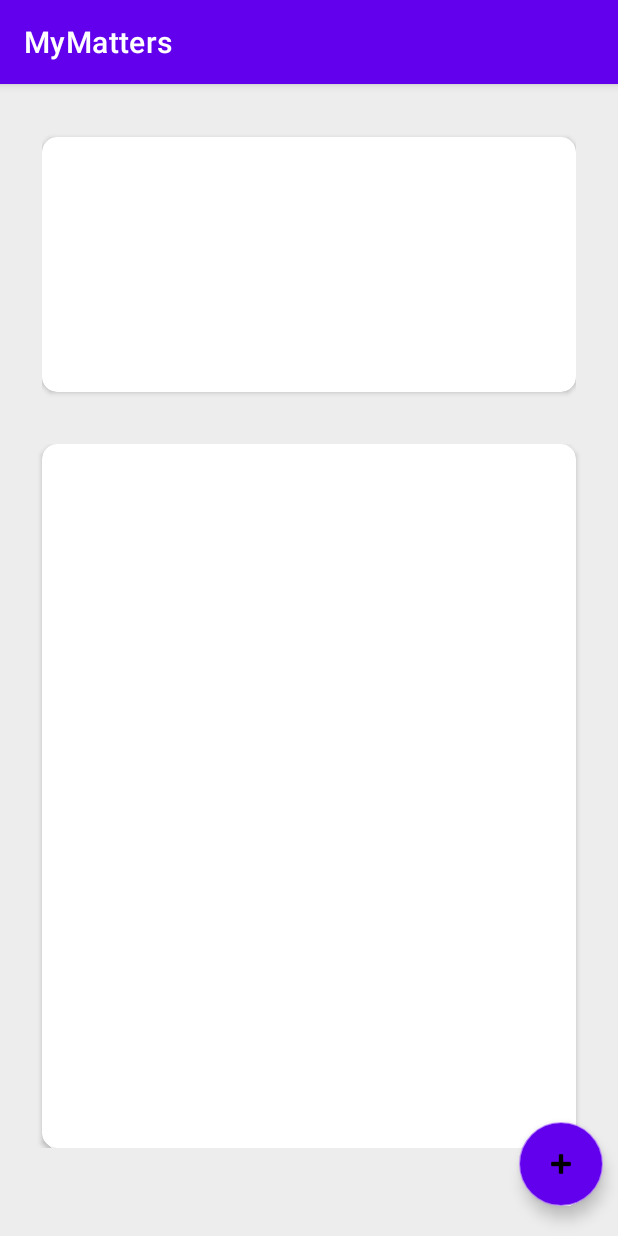
After one commit to kamidevelop/MyMatters, an Android app: the fragment FamilyFragment shown on its own in the app's theme, on a phone screen of 412 x 824 dp. The commit adds this screen. Run offline under Robolectric (Android 15) with nearby library versions, the phone set to English and light mode, and no system bars.

Commit message:
Squashed commit of the following:
commit b7663001c997b01e12fed2e3a7cd7f68fe4548b7
Author: Kamikotonaru <kezin.danil@yandex.ru>
Date:   Sat Jul 16 00:30:44 2022 +0700

    Change fab id

commit cacb0463585478a0cdfa09cffe5e9e7b9149959e
Author: Kamikotonaru <kezin.danil@yandex.ru>
Date:   Sat Jul 16 00:29:31 2022 +0700

    Common schema

    Common schema of interface completed

commit 47fec99e26107bcd09596ae49d1b1b8cf1962b64
Author: Kamikotonaru <kezin.danil@yandex.ru>
Date:   Fri Jul 15 16:06:39 2022 +0700

    Begin develop interface family section

    Add basic files

```diff
--- a/app/build.gradle
+++ b/app/build.gradle
@@ -37,6 +37,9 @@ dependencies {
     implementation 'androidx.appcompat:appcompat:1.3.0'
     implementation 'com.google.android.material:material:1.4.0'
     implementation 'androidx.constraintlayout:constraintlayout:2.0.4'
+    implementation 'androidx.legacy:legacy-support-v4:1.0.0'
+    implementation 'androidx.lifecycle:lifecycle-livedata-ktx:2.3.1'
+    implementation 'androidx.lifecycle:lifecycle-viewmodel-ktx:2.3.1'
     testImplementation 'junit:junit:4.13.2'
     androidTestImplementation 'androidx.test.ext:junit:1.1.3'
     androidTestImplementation 'androidx.test.espresso:espresso-core:3.4.0'
--- /dev/null
+++ b/app/src/main/java/com/example/mymatters/family/FamilyFragment.kt
@@ -0,0 +1,32 @@
+package com.example.mymatters.family
+
+import androidx.lifecycle.ViewModelProvider
+import android.os.Bundle
+import androidx.fragment.app.Fragment
+import android.view.LayoutInflater
+import android.view.View
+import android.view.ViewGroup
+import com.example.mymatters.R
+
+class FamilyFragment : Fragment() {
+
+    companion object {
+        fun newInstance() = FamilyFragment()
+    }
+
+    private lateinit var viewModel: FamilyViewModel
+
+    override fun onCreateView(
+        inflater: LayoutInflater, container: ViewGroup?,
+        savedInstanceState: Bundle?
+    ): View? {
+        return inflater.inflate(R.layout.fragment_family, container, false)
+    }
+
+    override fun onActivityCreated(savedInstanceState: Bundle?) {
+        super.onActivityCreated(savedInstanceState)
+        viewModel = ViewModelProvider(this).get(FamilyViewModel::class.java)
+        // TODO: Use the ViewModel
+    }
+
+}
--- /dev/null
+++ b/app/src/main/java/com/example/mymatters/family/FamilyViewModel.kt
@@ -0,0 +1,7 @@
+package com.example.mymatters.family
+
+import androidx.lifecycle.ViewModel
+
+class FamilyViewModel : ViewModel() {
+    // TODO: Implement the ViewModel
+}
--- /dev/null
+++ b/app/src/main/res/layout/fragment_family.xml
@@ -0,0 +1,77 @@
+<?xml version="1.0" encoding="utf-8"?>
+<FrameLayout xmlns:android="http://schemas.android.com/apk/res/android"
+    xmlns:app="http://schemas.android.com/apk/res-auto"
+    xmlns:tools="http://schemas.android.com/tools"
+    android:layout_width="match_parent"
+    android:layout_height="match_parent"
+    android:background="@color/shadow_white"
+    tools:context=".family.FamilyFragment">
+
+    <LinearLayout
+        android:layout_width="match_parent"
+        android:layout_height="match_parent"
+        android:orientation="vertical">
+
+        <HorizontalScrollView
+            android:id="@+id/horizontal_scroll_card"
+            android:layout_width="match_parent"
+            android:layout_height="240dp"
+            android:background="@color/shadow_white">
+
+            <androidx.constraintlayout.widget.ConstraintLayout
+                android:layout_width="wrap_content"
+                android:layout_height="match_parent"
+                android:layout_gravity="center"
+                android:background="@color/shadow_white"
+                android:orientation="horizontal">
+
+                <androidx.cardview.widget.CardView
+                    android:id="@+id/cardView"
+                    android:layout_width="356dp"
+                    android:layout_height="170dp"
+                    app:cardCornerRadius="10dp"
+                    app:layout_constraintBottom_toBottomOf="parent"
+                    app:layout_constraintEnd_toEndOf="parent"
+                    app:layout_constraintStart_toStartOf="parent"
+                    app:layout_constraintTop_toTopOf="parent" />
+
+            </androidx.constraintlayout.widget.ConstraintLayout>
+        </HorizontalScrollView>
+
+        <ScrollView
+            android:id="@+id/vertical_scroll_info"
+            android:layout_width="match_parent"
+            android:layout_height="match_parent"
+            android:background="@color/shadow_white">
+
+            <androidx.constraintlayout.widget.ConstraintLayout
+                android:layout_width="match_parent"
+                android:layout_height="match_parent">
+
+                <androidx.cardview.widget.CardView
+                    android:layout_width="356dp"
+                    android:layout_height="469dp"
+                    app:cardCornerRadius="10dp"
+                    app:layout_constraintBottom_toBottomOf="parent"
+                    app:layout_constraintEnd_toEndOf="parent"
+                    app:layout_constraintStart_toStartOf="parent"
+                    app:layout_constraintTop_toTopOf="parent" />
+            </androidx.constraintlayout.widget.ConstraintLayout>
+        </ScrollView>
+
+    </LinearLayout>
+
+    <com.google.android.material.floatingactionbutton.FloatingActionButton
+        android:id="@+id/fab_add_in_family"
+        android:layout_width="wrap_content"
+        android:layout_height="wrap_content"
+        android:layout_gravity="bottom|right"
+        android:backgroundTint="@color/purple_500"
+        android:clickable="true"
+        android:src="@android:drawable/ic_input_add"
+        android:translationX="-10dp"
+        android:translationY="-20dp"
+        app:backgroundTint="@color/purple_200"
+        app:fabSize="auto" />
+
+</FrameLayout>
--- a/app/src/main/res/values/colors.xml
+++ b/app/src/main/res/values/colors.xml
@@ -7,4 +7,5 @@
     <color name="teal_700">#FF018786</color>
     <color name="black">#FF000000</color>
     <color name="white">#FFFFFFFF</color>
+    <color name="shadow_white">#EDEDED</color>
 </resources>
```
